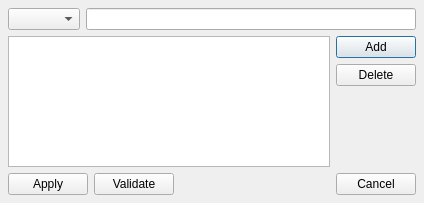
The window that ui/v3ext.ui (chris2511/xca) describes before a commit, drawn with Qt 5.
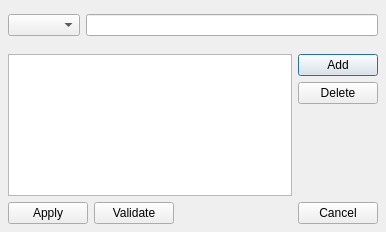
The same window after the commit.

```diff
--- a/ui/v3ext.ui
+++ b/ui/v3ext.ui
@@ -8,8 +8,8 @@
    <rect>
     <x>0</x>
     <y>0</y>
-    <width>424</width>
-    <height>203</height>
+    <width>386</width>
+    <height>232</height>
    </rect>
   </property>
   <property name="windowTitle" >
@@ -22,6 +22,9 @@
    <property name="spacing" >
     <number>6</number>
    </property>
+   <item>
+    <widget class="QWidget" native="1" name="widget" />
+   </item>
    <item>
     <layout class="QHBoxLayout" >
      <property name="margin" >
@@ -38,6 +41,12 @@
      </item>
     </layout>
    </item>
+   <item>
+    <widget class="QWidget" native="1" name="widget_2" />
+   </item>
+   <item>
+    <widget class="QWidget" native="1" name="widget_3" />
+   </item>
    <item>
     <layout class="QHBoxLayout" >
      <property name="margin" >
@@ -160,36 +169,6 @@
     </layout>
    </item>
   </layout>
-  <widget class="QWidget" name="widget" >
-   <property name="geometry" >
-    <rect>
-     <x>0</x>
-     <y>0</y>
-     <width>100</width>
-     <height>30</height>
-    </rect>
-   </property>
-  </widget>
-  <widget class="QWidget" name="widget_2" >
-   <property name="geometry" >
-    <rect>
-     <x>9</x>
-     <y>40</y>
-     <width>406</width>
-     <height>110</height>
-    </rect>
-   </property>
-  </widget>
-  <widget class="QWidget" name="widget_3" >
-   <property name="geometry" >
-    <rect>
-     <x>360</x>
-     <y>41</y>
-     <width>54</width>
-     <height>108</height>
-    </rect>
-   </property>
-  </widget>
  </widget>
  <resources/>
  <connections>
```
Left out of the diff: 3 changed lines with no effect on the pictures.
